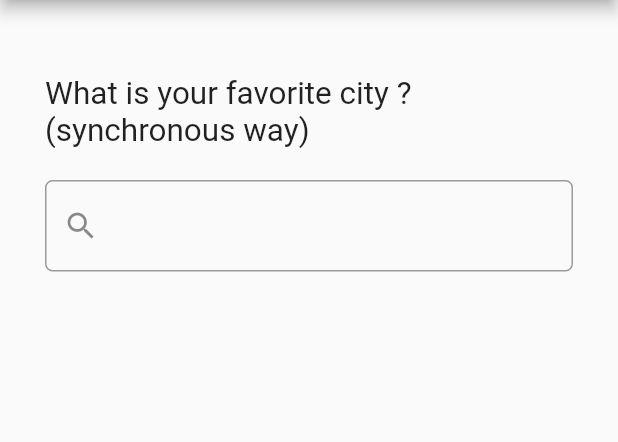
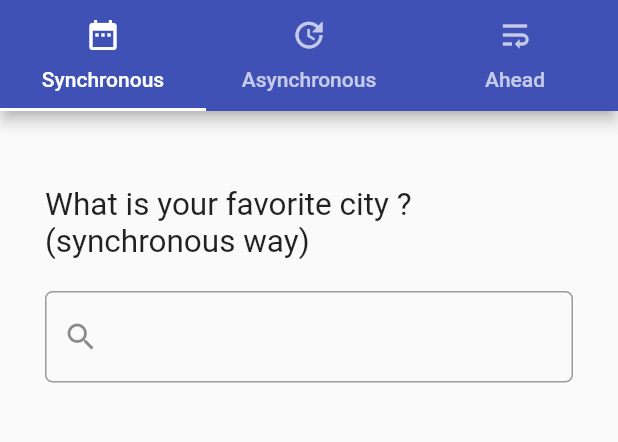
Before and after one commit to PabloBuisson/flutter_autocomplete, a Flutter app: the screen it shows after launch, on a phone screen of 412 x 824 dp, the part 84-526 px from its top. Run offline on Flutter 3.47's test engine with Material 2 defaults, Android fonts, the phone set to English and light mode, and no system bars.

Commit message:
add a tabBar

```diff
--- a/lib/main.dart
+++ b/lib/main.dart
@@ -1,4 +1,7 @@
 import 'package:flutter/material.dart';
+import 'package:flutter_autocomplete/screens/autocomplete_ahead_screen.dart';
+import 'package:flutter_autocomplete/screens/autocomplete_async_screen.dart';
+import 'package:flutter_autocomplete/screens/autocomplete_sync_screen.dart';
 
 void main() {
   runApp(const MyApp());
@@ -15,137 +18,29 @@ class MyApp extends StatelessWidget {
       theme: ThemeData(
         primarySwatch: Colors.indigo,
       ),
-      home: const MyHomePage(title: 'Flutter Autocomplete Demo'),
-    );
-  }
-}
-
-class MyHomePage extends StatefulWidget {
-  const MyHomePage({Key? key, required this.title}) : super(key: key);
-
-  final String title;
-
-  @override
-  State<MyHomePage> createState() => _MyHomePageState();
-}
-
-class _MyHomePageState extends State<MyHomePage> {
-  // This will be displayed below the autocomplete field
-  String? _selectedCity;
-
-  // This list holds all the suggestions
-  final List<String> _suggestions = [
-    'Paris',
-    'New-York',
-    'Madrid',
-    'London',
-    'Beijing',
-    'Rio',
-  ];
-
-  @override
-  Widget build(BuildContext context) {
-    return Scaffold(
-      appBar: AppBar(
-        centerTitle: true,
-        title: Text(widget.title),
-      ),
-      body: Padding(
-        padding: const EdgeInsets.all(30.0),
-        child: Column(
-          crossAxisAlignment: CrossAxisAlignment.start,
-          children: [
-            const Padding(
-              padding: EdgeInsets.symmetric(vertical: 20.0),
-              child: Text(
-                "What is your favorite city ? (synchronous way)",
-                textScaleFactor: 1.5,
-                textAlign: TextAlign.start,
-              ),
+      home: DefaultTabController(
+        length: 3,
+        child: Scaffold(
+          appBar: AppBar(
+            centerTitle: true,
+            title: const Text('Flutter Autocomplete Demo'),
+            bottom: const TabBar(
+              tabs: [
+                Tab(text: 'Synchronous', icon: Icon(Icons.date_range)),
+                Tab(text: 'Asynchronous', icon: Icon(Icons.update)),
+                Tab(text: 'Ahead', icon: Icon(Icons.wrap_text)),
+              ],
             ),
-            LayoutBuilder(builder: (context, constraints) {
-              return Autocomplete<String>(
-                // control the output
-                optionsBuilder: (TextEditingValue value) {
-                  // When the field is empty
-                  if (value.text.isEmpty) {
-                    setState(() {
-                      // we reset the choice
-                      _selectedCity = null;
-                    });
-                    return [];
-                  }
-                  // The logic to find out which ones should appear
-                  return _suggestions.where((suggestion) => suggestion
-                      .toLowerCase()
-                      .contains(value.text.toLowerCase()));
-                },
-                // display the UI of suggestions
-                optionsViewBuilder: (BuildContext context,
-                    AutocompleteOnSelected<String> onSelected,
-                    Iterable<String> options) {
-                  return Align(
-                    alignment: Alignment.topLeft,
-                    child: Material(
-                      color: Theme.of(context).primaryColorLight,
-                      elevation: 4.0,
-                      // size works, when placed here below the Material widget
-                      child: SizedBox(
-                        // resolve an unfixed bug => https://github.com/flutter/flutter/issues/78746
-                        width: constraints.biggest.width,
-                        child: ListView.builder(
-                            padding: EdgeInsets.zero,
-                            itemCount: options.length,
-                            shrinkWrap: false,
-                            itemBuilder: (BuildContext context, int index) {
-                              final String option = options.elementAt(index);
-                              return InkWell(
-                                onTap: () => {onSelected(option)},
-                                child: ListTile(
-                                  leading: const Icon(Icons.location_city),
-                                  title: Text(
-                                    option,
-                                    style: TextStyle(
-                                        fontWeight: index == 0
-                                            ? FontWeight.bold
-                                            : FontWeight.normal),
-                                  ),
-                                ),
-                              );
-                            }),
-                      ),
-                    ),
-                  );
-                },
-                // control the UI
-                fieldViewBuilder: (BuildContext context,
-                    TextEditingController fieldTextEditingController,
-                    FocusNode fieldFocusNode,
-                    VoidCallback onFieldSubmitted) {
-                  return TextField(
-                    controller: fieldTextEditingController,
-                    focusNode: fieldFocusNode,
-                    decoration: InputDecoration(
-                        border: OutlineInputBorder(
-                          borderRadius: BorderRadius.circular(5.0),
-                        ),
-                        prefixIcon: const Icon(Icons.search),
-                        suffixIcon: _selectedCity != null
-                            ? const Icon(Icons.check_box_rounded)
-                            : null),
-                    style: const TextStyle(fontSize: 18.0),
-                  );
-                },
-                // control the selection
-                onSelected: (value) {
-                  setState(() {
-                    _selectedCity = value;
-                  });
-                },
-              );
-            }),
-          ],
+          ),
+          body: const TabBarView(
+            children: [
+              AutocompleteSyncScreen(),
+              AutocompleteAsyncScreeen(),
+              AutocompleteAheadScreen(),
+            ],
+          ),
         ),
+//      home: const MyHomePage(title: 'Flutter Autocomplete Demo'),
       ),
     );
   }
--- /dev/null
+++ b/lib/screens/autocomplete_sync_screen.dart
@@ -0,0 +1,127 @@
+import 'package:flutter/material.dart';
+
+class AutocompleteSyncScreen extends StatefulWidget {
+  const AutocompleteSyncScreen({Key? key}) : super(key: key);
+
+  @override
+  State<AutocompleteSyncScreen> createState() => _AutocompleteSyncScreenState();
+}
+
+class _AutocompleteSyncScreenState extends State<AutocompleteSyncScreen> {
+  // This will be displayed below the autocomplete field
+  String? _selectedCity;
+
+  // This list holds all the suggestions
+  final List<String> _suggestions = [
+    'Paris',
+    'New-York',
+    'Madrid',
+    'London',
+    'Oslo',
+    'Sydney',
+    'Rio',
+  ];
+
+  @override
+  Widget build(BuildContext context) {
+    return Scaffold(
+      body: Padding(
+        padding: const EdgeInsets.all(30.0),
+        child: Column(
+          crossAxisAlignment: CrossAxisAlignment.start,
+          children: [
+            const Padding(
+              padding: EdgeInsets.symmetric(vertical: 20.0),
+              child: Text(
+                "What is your favorite city ? (synchronous way)",
+                textScaleFactor: 1.5,
+                textAlign: TextAlign.start,
+              ),
+            ),
+            LayoutBuilder(builder: (context, constraints) {
+              return Autocomplete<String>(
+                // control the output
+                optionsBuilder: (TextEditingValue value) {
+                  // When the field is empty
+                  if (value.text.isEmpty) {
+                    setState(() {
+                      // we reset the choice
+                      _selectedCity = null;
+                    });
+                    return [];
+                  }
+                  // The logic to find out which ones should appear
+                  return _suggestions.where((suggestion) => suggestion
+                      .toLowerCase()
+                      .contains(value.text.toLowerCase()));
+                },
+                // display the UI of suggestions
+                optionsViewBuilder: (BuildContext context,
+                    AutocompleteOnSelected<String> onSelected,
+                    Iterable<String> options) {
+                  return Align(
+                    alignment: Alignment.topLeft,
+                    child: Material(
+                      color: Theme.of(context).primaryColorLight,
+                      elevation: 4.0,
+                      // size works, when placed here below the Material widget
+                      child: SizedBox(
+                        // resolve an unfixed bug => https://github.com/flutter/flutter/issues/78746
+                        width: constraints.biggest.width,
+                        child: ListView.builder(
+                            padding: EdgeInsets.zero,
+                            itemCount: options.length,
+                            shrinkWrap: false,
+                            itemBuilder: (BuildContext context, int index) {
+                              final String option = options.elementAt(index);
+                              return InkWell(
+                                onTap: () => {onSelected(option)},
+                                child: ListTile(
+                                  leading: const Icon(Icons.location_city),
+                                  title: Text(
+                                    option,
+                                    style: TextStyle(
+                                        fontWeight: index == 0
+                                            ? FontWeight.bold
+                                            : FontWeight.normal),
+                                  ),
+                                ),
+                              );
+                            }),
+                      ),
+                    ),
+                  );
+                },
+                // control the UI
+                fieldViewBuilder: (BuildContext context,
+                    TextEditingController fieldTextEditingController,
+                    FocusNode fieldFocusNode,
+                    VoidCallback onFieldSubmitted) {
+                  return TextField(
+                    controller: fieldTextEditingController,
+                    focusNode: fieldFocusNode,
+                    decoration: InputDecoration(
+                        border: OutlineInputBorder(
+                          borderRadius: BorderRadius.circular(5.0),
+                        ),
+                        prefixIcon: const Icon(Icons.search),
+                        suffixIcon: _selectedCity != null
+                            ? const Icon(Icons.check_box_rounded)
+                            : null),
+                    style: const TextStyle(fontSize: 18.0),
+                  );
+                },
+                // control the selection
+                onSelected: (value) {
+                  setState(() {
+                    _selectedCity = value;
+                  });
+                },
+              );
+            }),
+          ],
+        ),
+      ),
+    );
+  }
+}
```
Also changed, not shown: lib/screens/autocomplete_ahead_screen.dart (added, +16 -0 lines), lib/screens/autocomplete_async_screen.dart (added, +16 -0 lines).
